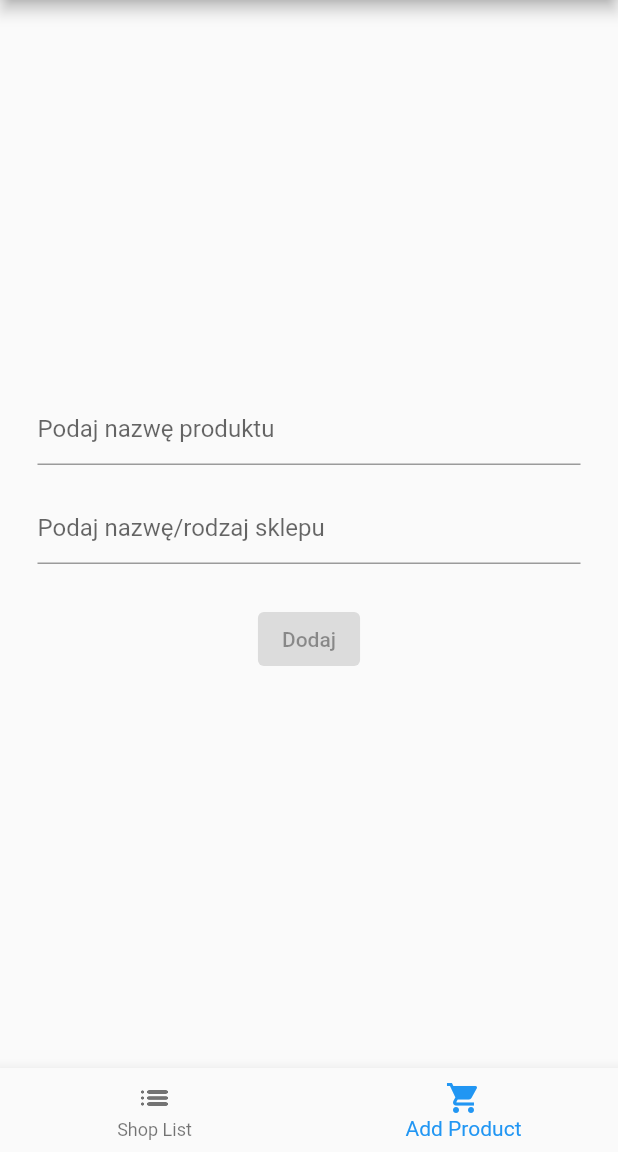
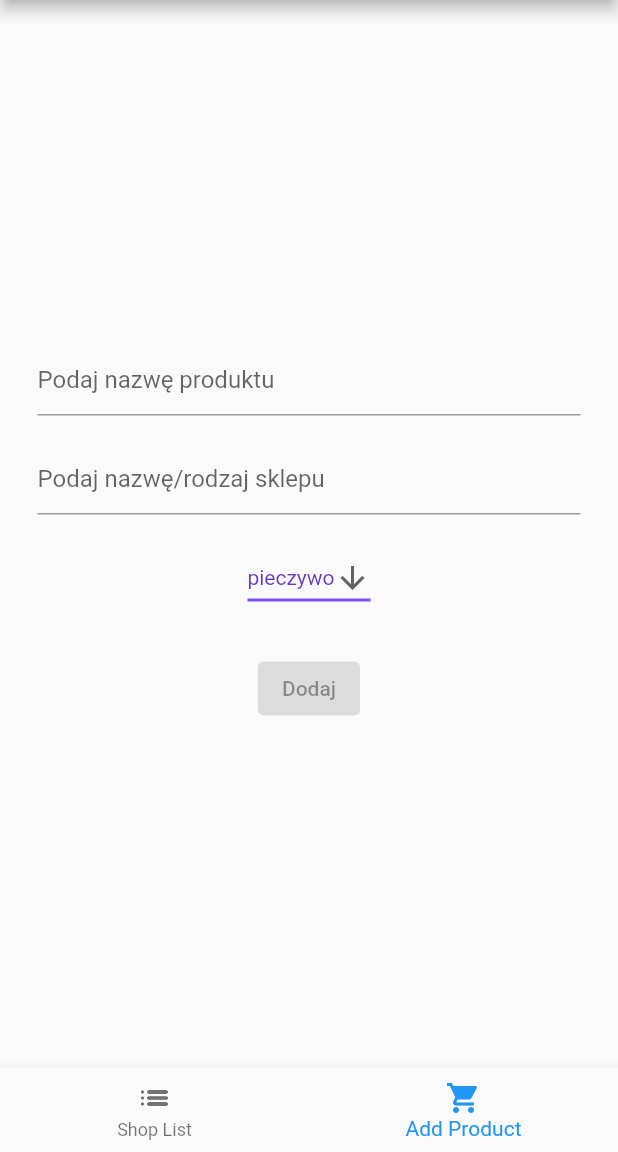
Before and after one commit to patryklaskowski1/i_need, a Flutter app: the screen it shows once a user with an empty profile is signed in, item 2 of the bottom bar chosen, on a phone screen of 412 x 824 dp, the part 84-1236 px from its top. Run offline on Flutter 3.47's test engine with Material 2 defaults, Android fonts, the phone set to English and light mode, and no system bars; our stand-ins replace cloud_firestore, firebase_auth, firebase_core; missing offline and left inert: flutterfire_ui; accounts and stored records are empty.

Commit message:
create dropdownbutton in add page

```diff
--- a/lib/app/Add/add_page.dart
+++ b/lib/app/Add/add_page.dart
@@ -16,6 +16,11 @@ class AddPage extends StatefulWidget {
 class _AddPageState extends State<AddPage> {
   var productName = '';
   var shopName = '';
+  var categoryName = '';
+
+  final List<String> listCategorys = ['pieczywo', 'warzywa', 'owoce', 'napoje'];
+
+  String dropdownValue = 'pieczywo';
 
   @override
   Widget build(BuildContext context) {
@@ -53,16 +58,44 @@ class _AddPageState extends State<AddPage> {
               },
             ),
             const SizedBox(
+              height: 18,
+            ),
+            DropdownButton<String>(
+              value: dropdownValue,
+              icon: const Icon(Icons.arrow_downward),
+              elevation: 16,
+              style: const TextStyle(color: Colors.deepPurple),
+              underline: Container(
+                height: 2,
+                color: Colors.deepPurpleAccent,
+              ),
+              onChanged: (String? value) {
+                setState(() {
+                  categoryName = value!;
+                });
+              },
+              items:
+                  listCategorys.map<DropdownMenuItem<String>>((String value) {
+                return DropdownMenuItem<String>(
+                  value: value,
+                  child: Text(value),
+                );
+              }).toList(),
+            ),
+            const SizedBox(
               height: 26,
             ),
             ElevatedButton(
-              onPressed: productName.isEmpty || shopName.isEmpty
+              onPressed: productName.isEmpty ||
+                      shopName.isEmpty ||
+                      categoryName.isEmpty
                   ? null
                   : () {
                       FirebaseFirestore.instance.collection('shoppingList').add(
                         {
                           'product': productName,
                           'shopName': shopName,
+                          'category': categoryName,
                         },
                       );
                       widget.onSave();
--- a/lib/app/list_page/shop_list_page.dart
+++ b/lib/app/list_page/shop_list_page.dart
@@ -1,4 +1,3 @@
-
 import 'package:cloud_firestore/cloud_firestore.dart';
 import 'package:flutter/material.dart';
 
@@ -22,7 +21,7 @@ class ShopListPage extends StatelessWidget {
               children: [
                 Text(document['product']),
                 Text(document['shopName']),
-                const Text('Kategoria'),
+                Text(document['category']),
               ],
             ),
           ),
```
